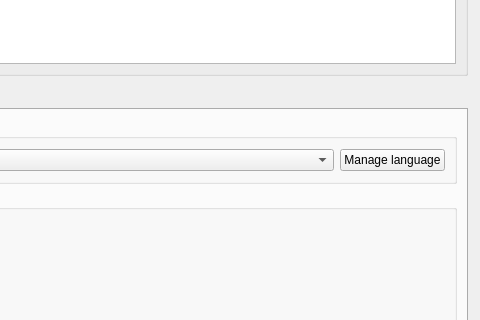
Above: core/ui/admin/admin_i18n_hot_update.ui from giswater/plugin before the change; both pictures show x 500 to 980 and y 354 to 674 of the 980 by 762 pixel window. Below: the same form after it.
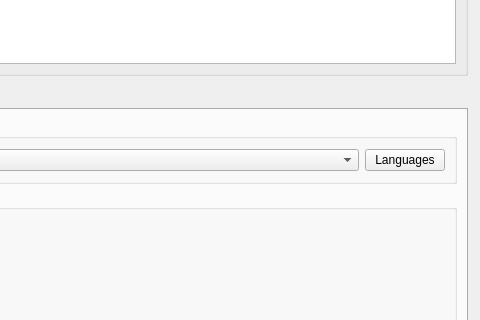
That is the form after the change.

Commit message: feat(i18n_multilang): update button text for clarity in language management UI

What changed in the file:
```diff
--- a/core/ui/admin/admin_i18n_hot_update.ui
+++ b/core/ui/admin/admin_i18n_hot_update.ui
@@ -196,7 +196,7 @@
           <item>
            <widget class="QPushButton" name="btn_manage_language_hot_update">
             <property name="text">
-             <string>Manage language</string>
+             <string>Languages</string>
             </property>
            </widget>
           </item>
```
Left out of the diff: 2 changed lines with no effect on the pictures. The commit also changes 1 other file.
